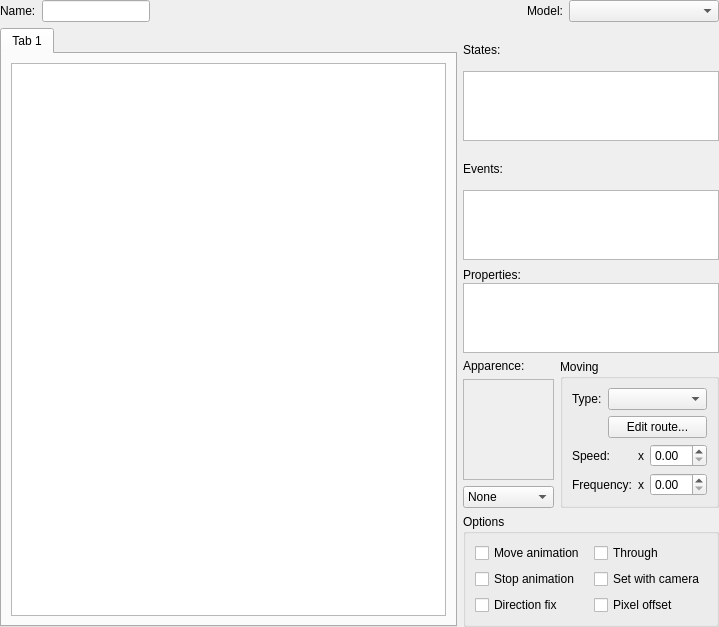
Old version of the form Engine/CustomWidgets/panelobject.ui in the repository RPG-Paper-Maker/RPG-Paper-Maker.
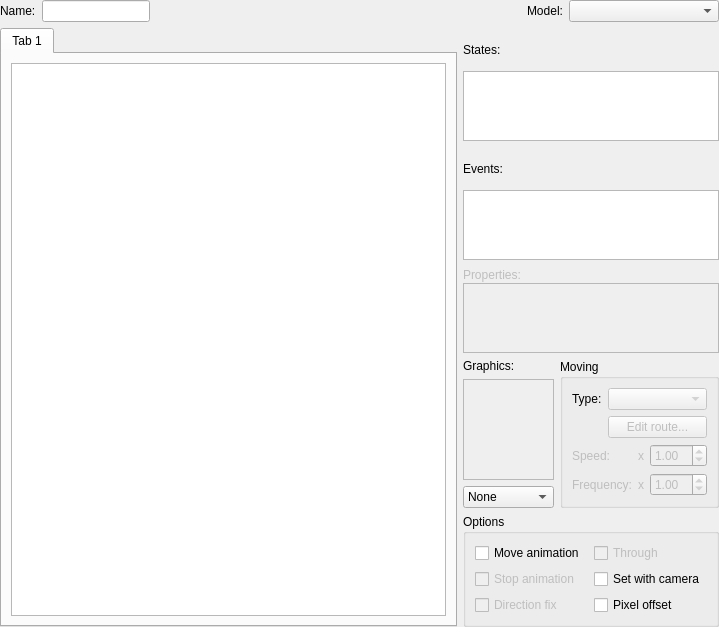
New version of the form. Custom widgets are drawn as their Qt base class.

Commit message: [E] Object choose sprite graphics (beginning)

```diff
--- a/Engine/CustomWidgets/panelobject.ui
+++ b/Engine/CustomWidgets/panelobject.ui
@@ -163,6 +163,9 @@
            </property>
            <item>
             <widget class="QLabel" name="label_7">
+             <property name="enabled">
+              <bool>false</bool>
+             </property>
              <property name="maximumSize">
               <size>
                <width>16777215</width>
@@ -176,6 +179,9 @@
            </item>
            <item>
             <widget class="WidgetSuperTree" name="treeViewProperties">
+             <property name="enabled">
+              <bool>false</bool>
+             </property>
              <property name="maximumSize">
               <size>
                <width>16777215</width>
@@ -191,14 +197,14 @@
            <item row="0" column="0">
             <layout class="QVBoxLayout" name="verticalLayout" stretch="0,1,0">
              <item>
-              <widget class="QLabel" name="labelApparence">
+              <widget class="QLabel" name="labelGraphics">
                <property name="text">
-                <string>Apparence:</string>
+                <string>Graphics:</string>
                </property>
               </widget>
              </item>
              <item>
-              <widget class="QFrame" name="frameApparence">
+              <widget class="WidgetGraphics" name="frameGraphics">
                <property name="minimumSize">
                 <size>
                  <width>0</width>
@@ -214,12 +220,17 @@
               </widget>
              </item>
              <item>
-              <widget class="QComboBox" name="comboBoxApparence">
+              <widget class="QComboBox" name="comboBoxGraphics">
                <item>
                 <property name="text">
                  <string>None</string>
                 </property>
                </item>
+               <item>
+                <property name="text">
+                 <string>Sprite fix</string>
+                </property>
+               </item>
               </widget>
              </item>
             </layout>
@@ -240,10 +251,17 @@
                  </widget>
                 </item>
                 <item row="0" column="1" colspan="3">
-                 <widget class="QComboBox" name="comboBoxType"/>
+                 <widget class="QComboBox" name="comboBoxType">
+                  <property name="enabled">
+                   <bool>false</bool>
+                  </property>
+                 </widget>
                 </item>
                 <item row="1" column="1" colspan="3">
                  <widget class="QPushButton" name="pushButtonEditRoute">
+                  <property name="enabled">
+                   <bool>false</bool>
+                  </property>
                   <property name="text">
                    <string>Edit route...</string>
                   </property>
@@ -251,6 +269,9 @@
                 </item>
                 <item row="2" column="0" colspan="2">
                  <widget class="QLabel" name="labelSpeed">
+                  <property name="enabled">
+                   <bool>false</bool>
+                  </property>
                   <property name="text">
                    <string>Speed:</string>
                   </property>
@@ -258,16 +279,29 @@
                 </item>
                 <item row="2" column="2">
                  <widget class="QLabel" name="label_3">
+                  <property name="enabled">
+                   <bool>false</bool>
+                  </property>
                   <property name="text">
                    <string>x</string>
                   </property>
                  </widget>
                 </item>
                 <item row="2" column="3">
-                 <widget class="QDoubleSpinBox" name="doubleSpinBoxSpeed"/>
+                 <widget class="QDoubleSpinBox" name="doubleSpinBoxSpeed">
+                  <property name="enabled">
+                   <bool>false</bool>
+                  </property>
+                  <property name="value">
+                   <double>1.000000000000000</double>
+                  </property>
+                 </widget>
                 </item>
                 <item row="3" column="0" colspan="2">
                  <widget class="QLabel" name="labelFrequency">
+                  <property name="enabled">
+                   <bool>false</bool>
+                  </property>
                   <property name="text">
                    <string>Frequency:</string>
                   </property>
@@ -275,13 +309,23 @@
                 </item>
                 <item row="3" column="2">
                  <widget class="QLabel" name="label_4">
+                  <property name="enabled">
+                   <bool>false</bool>
+                  </property>
                   <property name="text">
                    <string>x</string>
                   </property>
                  </widget>
                 </item>
                 <item row="3" column="3">
-                 <widget class="QDoubleSpinBox" name="doubleSpinBoxFrequency"/>
+                 <widget class="QDoubleSpinBox" name="doubleSpinBoxFrequency">
+                  <property name="enabled">
+                   <bool>false</bool>
+                  </property>
+                  <property name="value">
+                   <double>1.000000000000000</double>
+                  </property>
+                 </widget>
                 </item>
                </layout>
               </item>
@@ -305,6 +349,9 @@
                 </item>
                 <item row="0" column="1">
                  <widget class="QCheckBox" name="checkBoxThrough">
+                  <property name="enabled">
+                   <bool>false</bool>
+                  </property>
                   <property name="text">
                    <string>Through</string>
                   </property>
@@ -312,6 +359,9 @@
                 </item>
                 <item row="1" column="0">
                  <widget class="QCheckBox" name="checkBoxStopAnimation">
+                  <property name="enabled">
+                   <bool>false</bool>
+                  </property>
                   <property name="text">
                    <string>Stop animation</string>
                   </property>
@@ -326,6 +376,9 @@
                 </item>
                 <item row="2" column="0">
                  <widget class="QCheckBox" name="checkBoxDirectionFix">
+                  <property name="enabled">
+                   <bool>false</bool>
+                  </property>
                   <property name="text">
                    <string>Direction fix</string>
                   </property>
@@ -359,6 +412,12 @@
    <extends>QTreeView</extends>
    <header>widgetsupertree.h</header>
   </customwidget>
+  <customwidget>
+   <class>WidgetGraphics</class>
+   <extends>QFrame</extends>
+   <header>widgetgraphics.h</header>
+   <container>1</container>
+  </customwidget>
  </customwidgets>
  <resources/>
  <connections/>
```
The commit also changes 11 other files.
